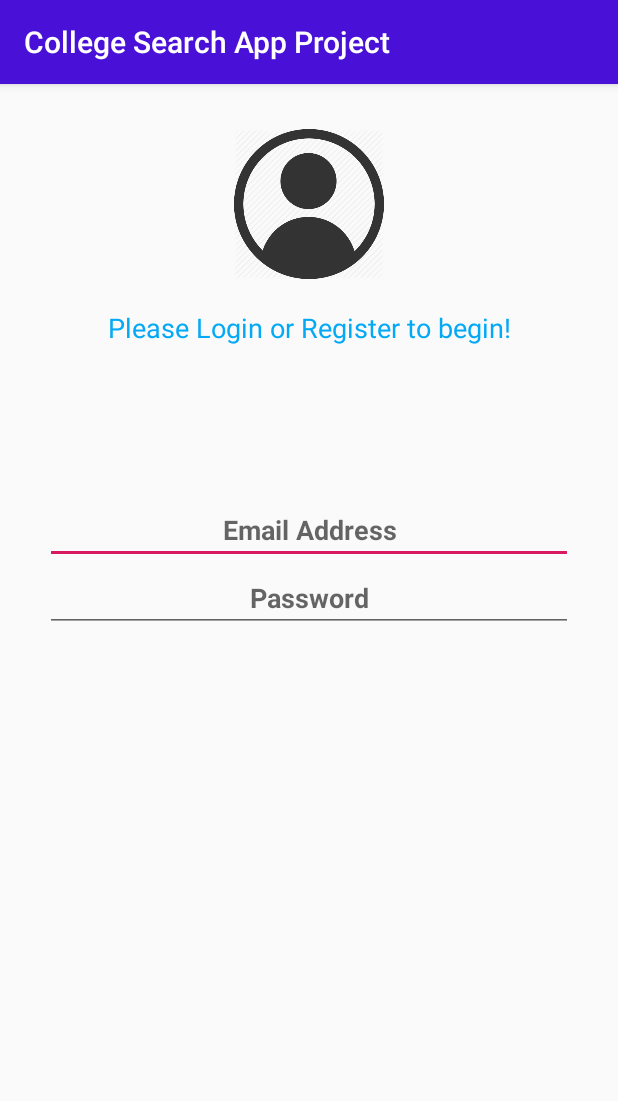
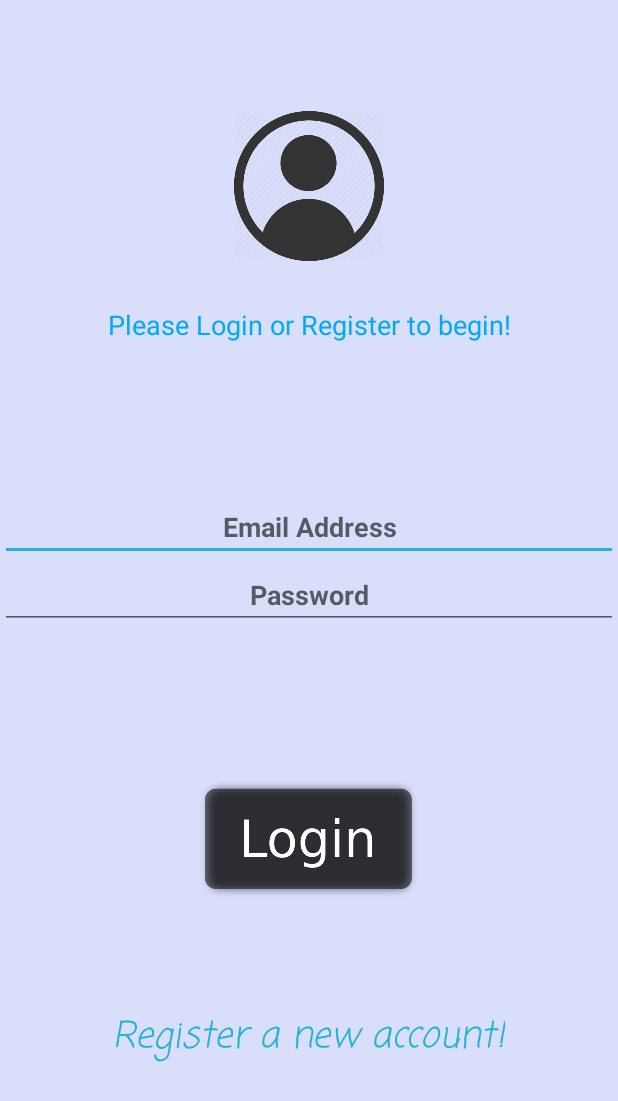
Before and after one commit to sayhimatt/CSE248, an Android app: the screen it shows after launch (MainActivity), on a phone screen of 412 x 824 dp. Shown: the top 1101 px of the screen. Run offline under Robolectric (Android 15) with nearby library versions, the phone set to English and light mode, and no system bars.

Commit message:
Finished the login activity
Moving onto registry to tie it in together. Then when I begin registry I will start database stuff (to store/check accounts globally).

```diff
--- a/CollegeSearchAppProject/app/src/main/java/com/guidi/collegesearch/main/MainActivity.java
+++ b/CollegeSearchAppProject/app/src/main/java/com/guidi/collegesearch/main/MainActivity.java
@@ -4,11 +4,15 @@ import androidx.appcompat.app.AppCompatActivity;
 
 import android.os.Bundle;
 
+import util.OnClickAssigner;
+
 public class MainActivity extends AppCompatActivity {
 
     @Override
     protected void onCreate(Bundle savedInstanceState) {
         super.onCreate(savedInstanceState);
-        setContentView(R.layout.login_layout);
+        setContentView(R.layout.activity_login);
+        OnClickAssigner.loginHandler(findViewById(R.id.login_image_button));
+
     }
 }
--- /dev/null
+++ b/CollegeSearchAppProject/app/src/main/java/util/OnClickAssigner.java
@@ -0,0 +1,27 @@
+package util;
+
+import android.content.DialogInterface;
+import android.view.View;
+import android.widget.Button;
+import android.widget.ImageButton;
+import android.widget.Toast;
+
+import com.guidi.collegesearch.main.R;
+
+import static android.widget.Toast.makeText;
+
+public final class OnClickAssigner {
+    public static void loginHandler(View v){
+        ImageButton loginB = v.findViewById(R.id.login_image_button);
+        loginB.setOnClickListener(new View.OnClickListener() {
+            @Override
+            public void onClick(View v) {
+                Toast.makeText(v.getContext(), "This", Toast.LENGTH_LONG).show();
+
+            }
+        });
+
+        v.findViewById(R.id.email_edit_text);
+        v.findViewById(R.id.password_edit_text);
+    }
+}
--- /dev/null
+++ b/CollegeSearchAppProject/app/src/main/res/layout/activity_login.xml
@@ -0,0 +1,115 @@
+<?xml version="1.0" encoding="utf-8"?>
+
+
+<ScrollView xmlns:android="http://schemas.android.com/apk/res/android"
+    xmlns:app="http://schemas.android.com/apk/res-auto"
+    xmlns:tools="http://schemas.android.com/tools"
+    android:layout_width="match_parent"
+    android:layout_height="match_parent"
+    android:background="#2C3D5AFE"
+    android:fillViewport="true">
+
+    <androidx.constraintlayout.widget.ConstraintLayout
+        android:id="@+id/login_constraint_layout"
+        android:layout_width="match_parent"
+        android:layout_height="wrap_content"
+        android:fillViewport="true"
+        android:gravity="center_horizontal"
+        android:orientation="vertical">
+
+        <LinearLayout
+            android:id="@+id/main_login_linear_layout"
+            android:layout_width="fill_parent"
+            android:layout_height="wrap_content"
+            android:gravity="center_horizontal"
+            android:orientation="vertical"
+            app:layout_constraintBottom_toTopOf="@id/bottom_login_linear_layout"
+            app:layout_constraintEnd_toEndOf="@id/bottom_login_linear_layout"
+            app:layout_constraintStart_toStartOf="parent"
+            app:layout_constraintTop_toTopOf="parent">
+
+            <ImageView
+                android:id="@+id/imageView"
+                android:layout_width="100dp"
+                android:layout_height="100dp"
+                android:contentDescription="@string/sign_in"
+                android:src="@drawable/sign_in_icon" />
+
+            <TextView
+                android:id="@+id/login_text_view"
+                android:layout_width="match_parent"
+                android:layout_height="wrap_content"
+                android:layout_marginTop="30dp"
+                android:layout_marginBottom="100dp"
+                android:gravity="center_horizontal"
+                android:text="@string/please_login_or_register_to_begin"
+                android:textColor="#03A9F4"
+                android:textSize="18sp" />
+
+            <EditText
+                android:id="@+id/email_edit_text"
+                android:layout_width="match_parent"
+                android:layout_height="wrap_content"
+                android:autofillHints=""
+                android:ems="10"
+                android:gravity="center_horizontal"
+                android:hint="@string/email_address"
+                android:inputType="textWebEmailAddress"
+                android:singleLine="true"
+                android:textAllCaps="false"
+                android:textStyle="bold"
+                tools:targetApi="o" />
+
+            <EditText
+                android:id="@+id/password_edit_text"
+                android:layout_width="match_parent"
+                android:layout_height="wrap_content"
+                android:autofillHints=""
+                android:ems="10"
+                android:gravity="center_horizontal"
+                android:hint="@string/password"
+                android:inputType="textPassword"
+                android:singleLine="true"
+                android:textStyle="bold"
+                tools:targetApi="o" />
+
+            <ImageButton
+                android:id="@+id/login_image_button"
+                android:layout_width="200dp"
+                android:layout_height="80dp"
+                android:layout_marginTop="100dp"
+                android:background="@android:color/transparent"
+                android:contentDescription="@string/press_to_login"
+                android:scaleType="fitCenter"
+                app:srcCompat="@drawable/login_in_button_image" />
+        </LinearLayout>
+
+        <LinearLayout
+            android:id="@+id/bottom_login_linear_layout"
+            android:layout_width="0dp"
+            android:layout_height="wrap_content"
+            android:layout_marginBottom="40dp"
+            android:fillViewport="true"
+            android:gravity="center"
+            android:orientation="horizontal"
+            app:layout_constraintBottom_toBottomOf="parent"
+            app:layout_constraintEnd_toEndOf="parent"
+            app:layout_constraintStart_toStartOf="parent"
+            app:layout_constraintTop_toBottomOf="@+id/main_login_linear_layout">
+
+            <TextView
+                android:id="@+id/register_text_view"
+                android:layout_width="wrap_content"
+                android:layout_height="wrap_content"
+                android:clickable="true"
+                android:focusable="true"
+                android:gravity="center_horizontal"
+                android:text="@string/register_a_new_account"
+                android:textColor="#24b2d6"
+                android:textSize="24sp"
+                android:textStyle="italic"
+                app:fontFamily="casual" />
+        </LinearLayout>
+
+    </androidx.constraintlayout.widget.ConstraintLayout>
+</ScrollView>
--- /dev/null
+++ b/CollegeSearchAppProject/app/src/main/res/layout/activity_register.xml
@@ -0,0 +1,11 @@
+<?xml version="1.0" encoding="utf-8"?>
+<ScrollView xmlns:android="http://schemas.android.com/apk/res/android"
+    android:orientation="vertical" android:layout_width="match_parent"
+    android:layout_height="match_parent">
+
+    <androidx.constraintlayout.widget.ConstraintLayout
+        android:layout_width="match_parent"
+        android:layout_height="wrap_content">
+
+    </androidx.constraintlayout.widget.ConstraintLayout>
+</ScrollView>
--- a/CollegeSearchAppProject/app/src/main/res/layout/login_layout.xml
+++ /dev/null
@@ -1,69 +0,0 @@
-<?xml version="1.0" encoding="utf-8"?>
-<androidx.constraintlayout.widget.ConstraintLayout xmlns:android="http://schemas.android.com/apk/res/android"
-    xmlns:app="http://schemas.android.com/apk/res-auto"
-    xmlns:tools="http://schemas.android.com/tools"
-    android:id="@+id/login_constraint_layout"
-    android:layout_width="match_parent"
-    android:layout_height="match_parent"
-    android:gravity="center_horizontal"
-    android:orientation="vertical">
-
-    <LinearLayout
-        android:id="@+id/linearLayout"
-        android:layout_width="0dp"
-        android:layout_height="0dp"
-        android:layout_margin="30dp"
-        android:gravity="center_horizontal"
-        android:orientation="vertical"
-        app:layout_constraintBottom_toBottomOf="parent"
-        app:layout_constraintEnd_toEndOf="parent"
-        app:layout_constraintStart_toStartOf="parent"
-        app:layout_constraintTop_toTopOf="parent">
-
-        <ImageView
-            android:id="@+id/imageView"
-            android:layout_width="100dp"
-            android:layout_height="100dp"
-            android:layout_marginBottom="20dp"
-            android:contentDescription="@string/sign_in"
-            android:src="@drawable/sign_in_icon" />
-
-        <TextView
-            android:id="@+id/login_text_view"
-            android:layout_width="match_parent"
-            android:layout_height="wrap_content"
-            android:layout_marginBottom="100dp"
-            android:gravity="center_horizontal"
-            android:text="@string/please_login_or_register_to_begin"
-            android:textColor="#03A9F4"
-            android:textSize="18sp" />
-
-        <EditText
-            android:id="@+id/email_edit_text"
-            android:layout_width="match_parent"
-            android:layout_height="wrap_content"
-            android:autofillHints=""
-            android:ems="10"
-            android:gravity="center_horizontal"
-            android:hint="@string/email_address"
-            android:inputType="textWebEmailAddress"
-            android:singleLine="true"
-            android:textAllCaps="false"
-            android:textStyle="bold"
-            tools:targetApi="o" />
-
-        <EditText
-            android:id="@+id/password_edit_text"
-            android:layout_width="match_parent"
-            android:layout_height="wrap_content"
-            android:autofillHints=""
-            android:ems="10"
-            android:textStyle="bold"
-            android:singleLine="true"
-            android:gravity="center_horizontal"
-            android:hint="@string/password"
-            android:inputType="textPassword"
-            tools:targetApi="o" />
-    </LinearLayout>
-
-</androidx.constraintlayout.widget.ConstraintLayout>
--- a/CollegeSearchAppProject/app/src/main/res/values/colors.xml
+++ b/CollegeSearchAppProject/app/src/main/res/values/colors.xml
@@ -1,6 +1,6 @@
 <?xml version="1.0" encoding="utf-8"?>
 <resources>
-    <color name="colorPrimary">#4911D7</color>
-    <color name="colorPrimaryDark">#00574B</color>
-    <color name="colorAccent">#D81B60</color>
+    <color name="colorPrimary">#3d1300</color>
+    <color name="colorPrimaryDark">#00303d</color>
+    <color name="colorAccent">#24b2d6</color>
 </resources>
--- a/CollegeSearchAppProject/app/src/main/res/values/strings.xml
+++ b/CollegeSearchAppProject/app/src/main/res/values/strings.xml
@@ -4,4 +4,7 @@
     <string name="please_login_or_register_to_begin">Please Login or Register to begin!</string>
     <string name="email_address">Email Address</string>
     <string name="password">Password</string>
+    <string name="press_to_login">Press to login!</string>
+    <string name="textview">TextView</string>
+    <string name="register_a_new_account">Register a new account!</string>
 </resources>
--- a/CollegeSearchAppProject/app/src/main/res/values/styles.xml
+++ b/CollegeSearchAppProject/app/src/main/res/values/styles.xml
@@ -1,7 +1,7 @@
 <resources>
 
     <!-- Base application theme. -->
-    <style name="AppTheme" parent="Theme.AppCompat.Light.DarkActionBar">
+    <style name="AppTheme" parent="Theme.AppCompat.DayNight.NoActionBar">
         <!-- Customize your theme here. -->
         <item name="colorPrimary">@color/colorPrimary</item>
         <item name="colorPrimaryDark">@color/colorPrimaryDark</item>
```
Also changed, not shown: CollegeSearchAppProject/app/src/main/res/drawable/login_in_button_image.png (added), 2 other files.
